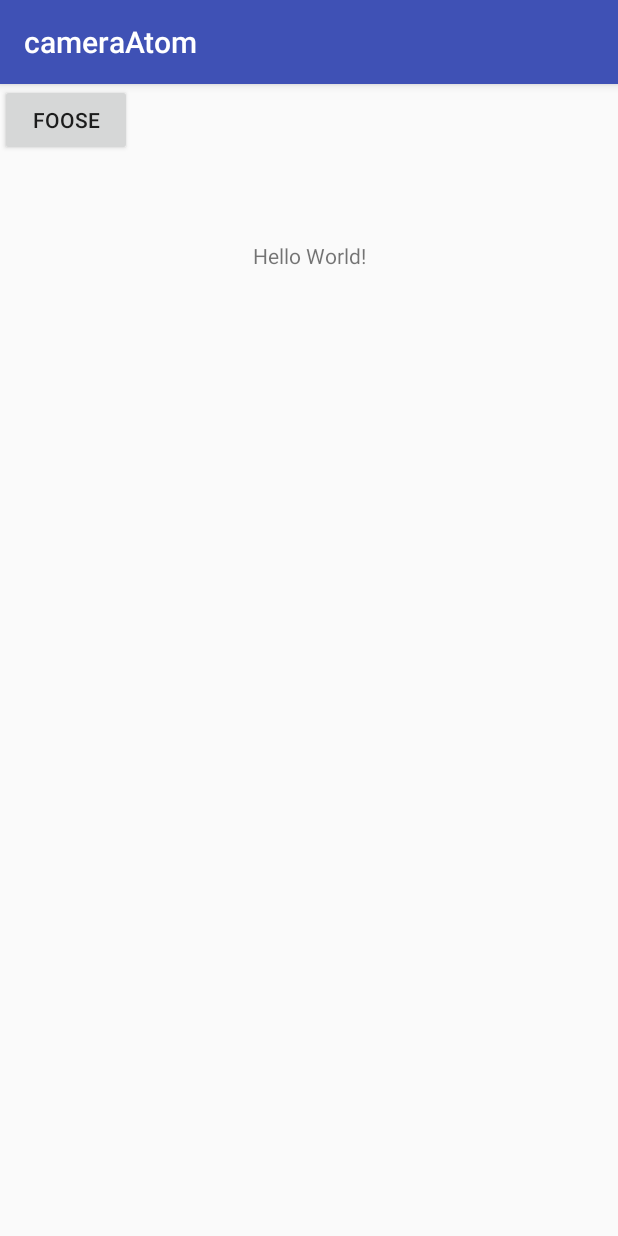
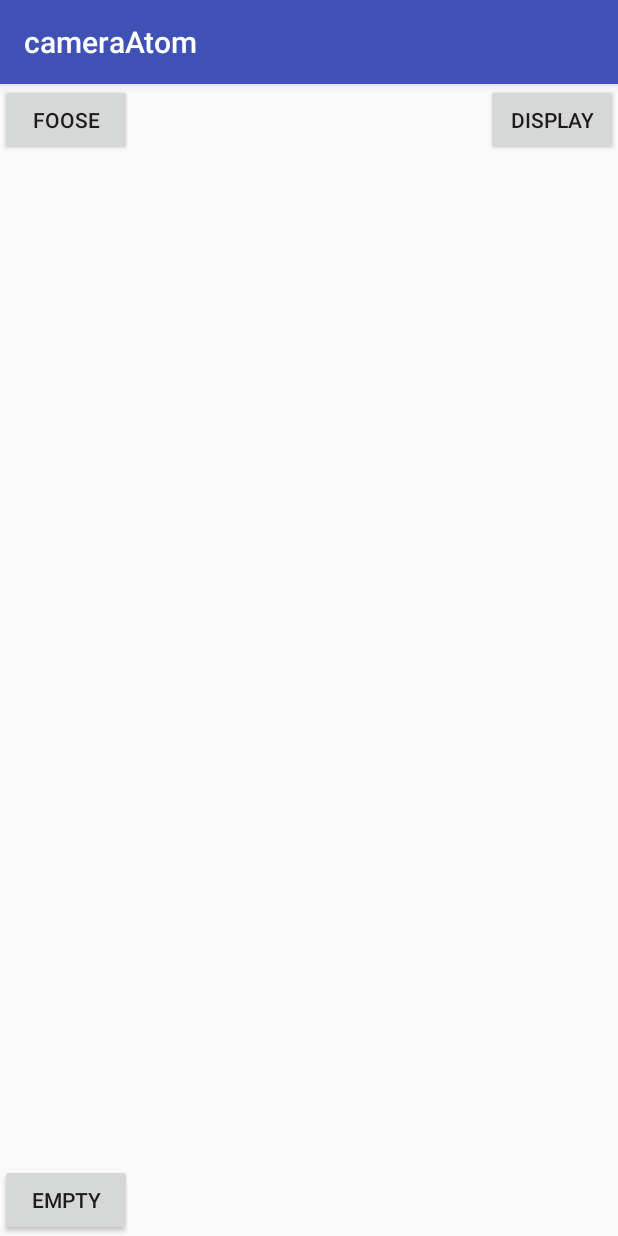
Before and after one commit to stephenfrench9/cameraAtom, an Android app: the screen it shows after launch (MainActivity), on a phone screen of 412 x 824 dp. Run offline under Robolectric (Android 15) with nearby library versions, the phone set to English and light mode, and no system bars.

Commit message:
take a picture, store it at mTempPhotoPath. Display it at the push of a button

```diff
--- a/app/src/main/java/com/example/stephenfrench/cameraatom/MainActivity.java
+++ b/app/src/main/java/com/example/stephenfrench/cameraatom/MainActivity.java
@@ -73,15 +73,19 @@ public class MainActivity extends AppCompatActivity {
             Log.d("alex", "onActivityResult(): result confirmed");
 
 
-            Bitmap imageBitmap = (Bitmap) BitmapFactory.decodeFile(mCurrentPhotoPath);
 
 
-            mImageView.setImageBitmap(imageBitmap);
+
+
             Log.d("alex", "onActivityResult(): got imageview");
         }
         Log.d("alex", "onActivityResult(): end");
     }
 
+    public void displayPic(View v) {
+        Bitmap imageBitmap = (Bitmap) BitmapFactory.decodeFile(mCurrentPhotoPath);
+        mImageView.setImageBitmap(imageBitmap);
+    }
 
     private File createImageFile() throws IOException {
         Log.d("alex", "createImageFile(): start");
@@ -108,4 +112,9 @@ public class MainActivity extends AppCompatActivity {
         mediaScanIntent.setData(contentUri);
         this.sendBroadcast(mediaScanIntent);
     }
+
+    public void empty(View view) {
+        mImageView.setImageBitmap(null);
+
+    }
 }
--- a/app/src/main/res/layout/activity_main.xml
+++ b/app/src/main/res/layout/activity_main.xml
@@ -6,16 +6,7 @@
     android:layout_height="match_parent"
     tools:context=".MainActivity">
 
-    <TextView
-        android:id="@+id/tv"
-        android:layout_width="wrap_content"
-        android:layout_height="wrap_content"
-        android:text="Hello World!"
-        app:layout_constraintBottom_toBottomOf="parent"
-        app:layout_constraintLeft_toLeftOf="parent"
-        app:layout_constraintRight_toRightOf="parent"
-        app:layout_constraintTop_toTopOf="parent"
-        app:layout_constraintVertical_bias="0.13999999" />
+
 
     <Button
         android:id="@+id/shoot"
@@ -24,11 +15,26 @@
         android:text="foose"
         android:onClick="buttonClicked"/>
 
+    <Button
+        android:id="@+id/gus"
+        android:layout_width="wrap_content"
+        android:layout_height="wrap_content"
+        app:layout_constraintRight_toRightOf="parent"
+        android:text="display"
+        android:onClick="displayPic"/>
+
+    <Button
+        android:id="@+id/empty"
+        android:layout_width="wrap_content"
+        android:layout_height="wrap_content"
+        app:layout_constraintBottom_toBottomOf="parent"
+        android:text="empty"
+        android:onClick="empty"/>
+
     <ImageView
         android:id="@+id/prestige"
         android:layout_width="wrap_content"
         android:layout_height="wrap_content"
-        app:layout_constraintTop_toBottomOf="@id/tv"
         app:layout_constraintEnd_toEndOf="parent"
         app:layout_constraintStart_toStartOf="parent"/>
 
```
